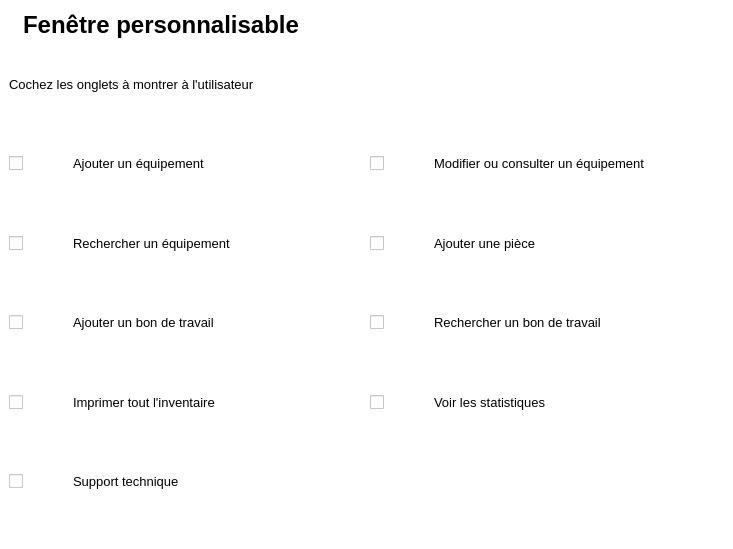
Above: Interface/FenetresEnUI/FenetrePersonnalisable.ui from ProjetPC2/SIMM2.0-DEV before the change. Below: the same form after it.
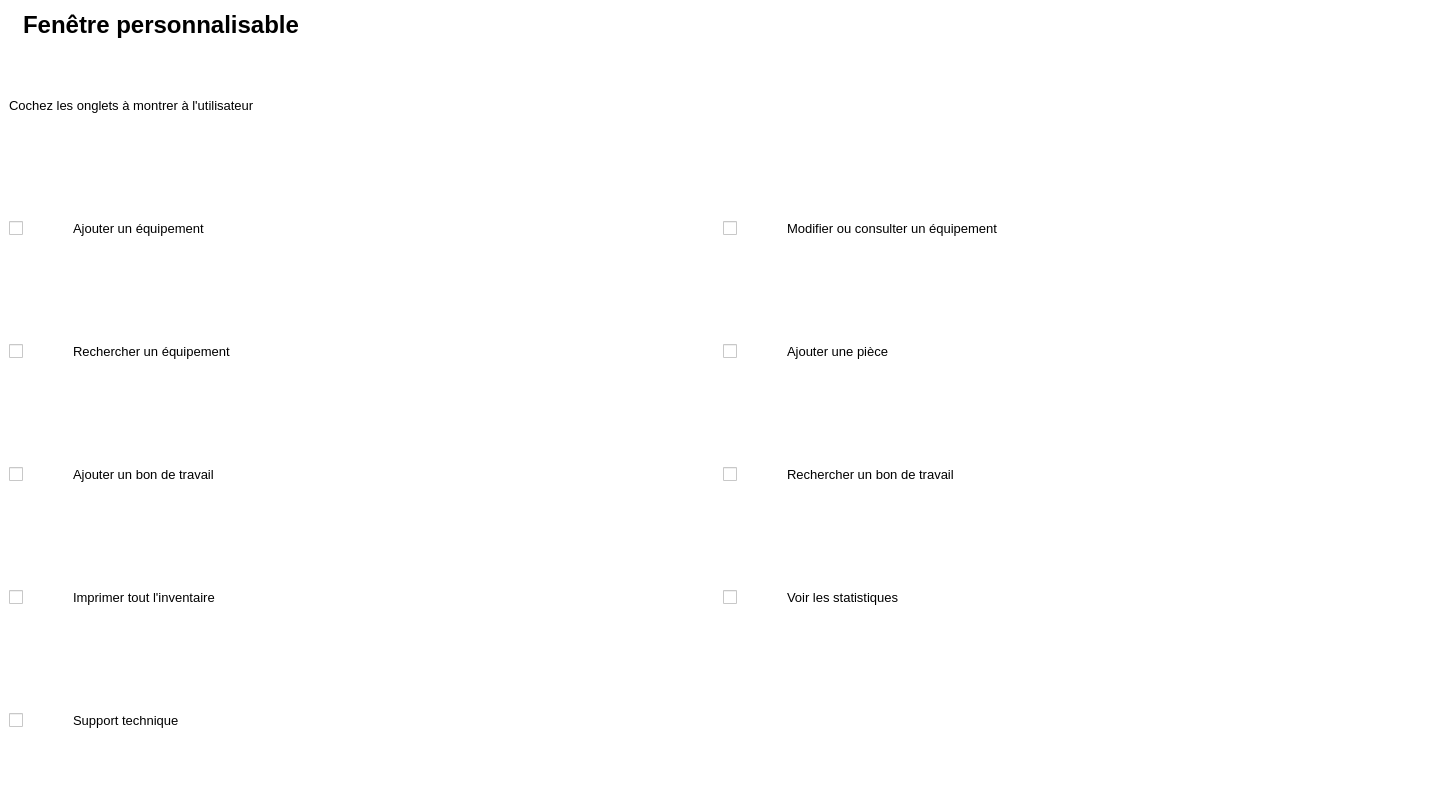
That is the form after the change. Icons and pictures are not drawn.

What changed in the file:
```diff
--- a/Interface/FenetresEnUI/FenetrePersonnalisable.ui
+++ b/Interface/FenetresEnUI/FenetrePersonnalisable.ui
@@ -6,8 +6,8 @@
    <rect>
     <x>0</x>
     <y>0</y>
-    <width>733</width>
-    <height>549</height>
+    <width>1440</width>
+    <height>810</height>
    </rect>
   </property>
   <property name="windowTitle">
```
Left out of the diff: 4 changed lines with no effect on the pictures.
